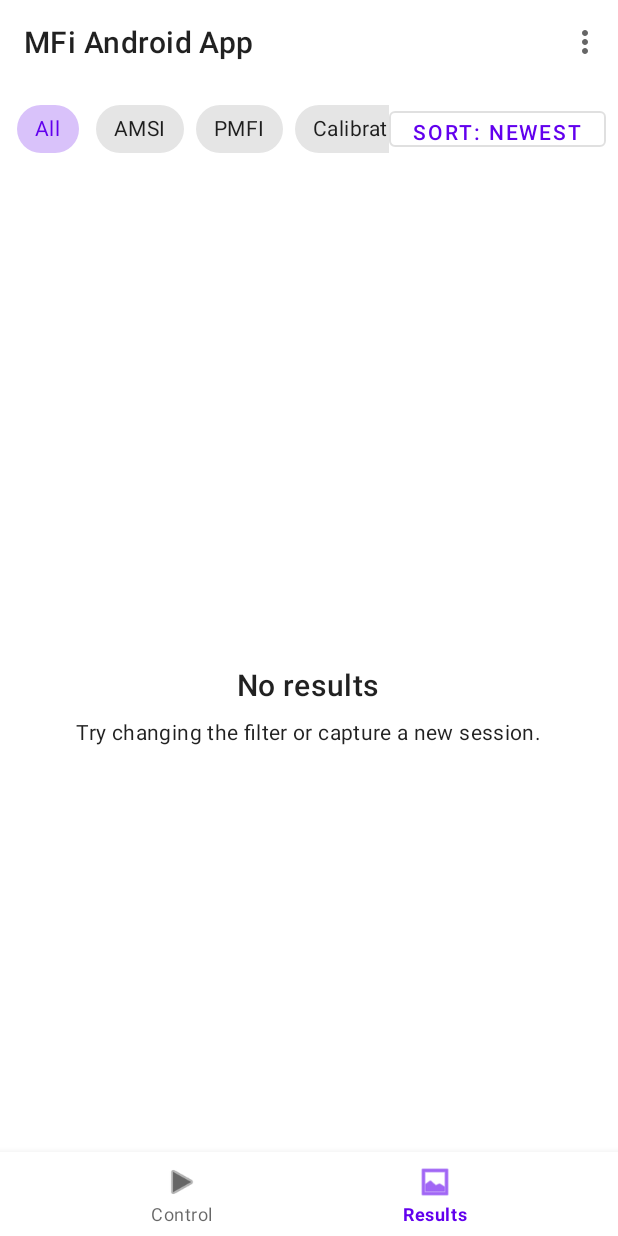
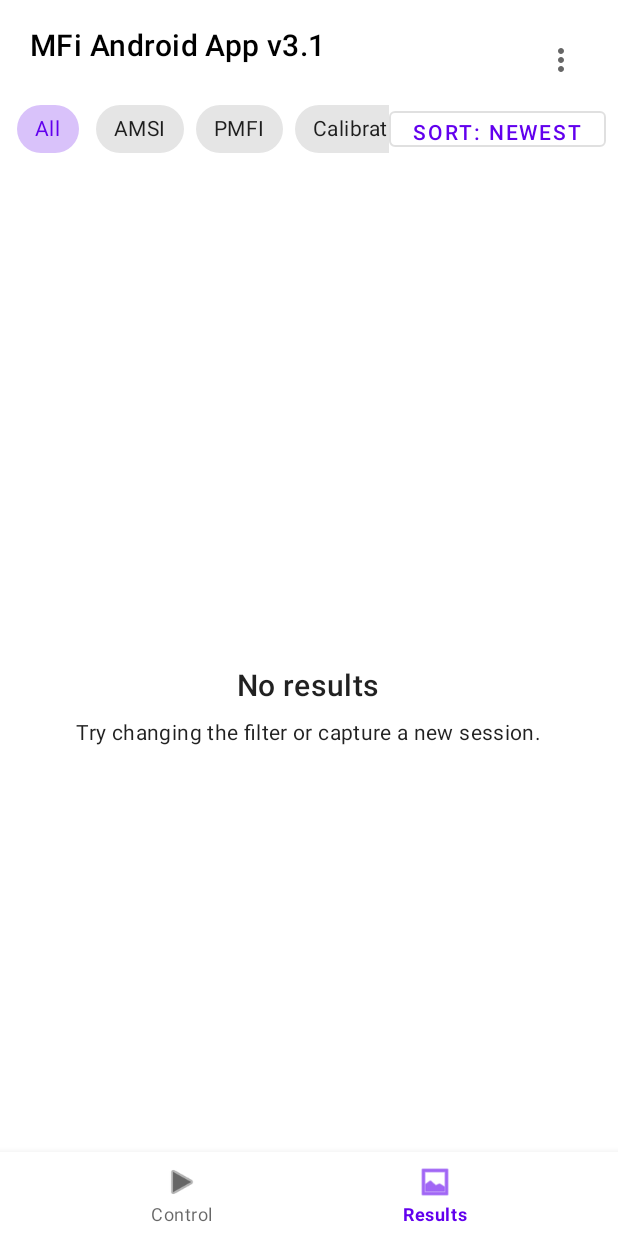
Before and after one commit to Y45E3N-A/MSI-Android-App, an Android app: the screen it shows after launch (MainActivity), item 2 of the bottom bar chosen, on a phone screen of 412 x 824 dp. Run offline under Robolectric (Android 15) with nearby library versions, the phone set to English and light mode, and no system bars; our stand-ins replace Room's generated code; libraries missing offline, so code that uses them is left out: io.socket.client; 1 statement that could not run was skipped.

Commit message:
Update code UI fixes, Long/Lat,

```diff
--- a/app/src/main/java/com/example/msiandroidapp/ui/gallery/GalleryFragment.kt
+++ b/app/src/main/java/com/example/msiandroidapp/ui/gallery/GalleryFragment.kt
@@ -11,6 +11,7 @@ import android.view.inputmethod.InputMethodManager
 import android.widget.ScrollView
 import android.widget.TextView
 import androidx.activity.OnBackPressedCallback
+import androidx.core.content.ContextCompat
 import androidx.core.content.FileProvider
 import androidx.exifinterface.media.ExifInterface
 import androidx.fragment.app.Fragment
@@ -234,7 +235,9 @@ class GalleryFragment : Fragment() {
         val menu = toolbar.menu
 
         // Title reflects mode
-        toolbar.title = if (inSelectionMode) "$selectedCount selected" else "MFi Android App"
+        toolbar.title = if (inSelectionMode) "$selectedCount selected" else "MFi Android App v3.1"
+
+
 
         // Visibility of actions in header menu
         menu.findItem(R.id.action_share_selected)?.isVisible = inSelectionMode
--- a/app/src/main/res/layout/fragment_gallery.xml
+++ b/app/src/main/res/layout/fragment_gallery.xml
@@ -7,16 +7,24 @@
     android:layout_height="match_parent"
     android:background="?android:colorBackground">
 
-    <!-- Top app bar (MaterialComponents / M2) -->
+    <!-- Top title bar styled to match Control tab header -->
     <com.google.android.material.appbar.MaterialToolbar
         android:id="@+id/gallery_toolbar"
         style="@style/Widget.MaterialComponents.Toolbar"
         android:layout_width="match_parent"
         android:layout_height="?attr/actionBarSize"
-        android:background="?attr/colorSurface"
+        android:background="@android:color/transparent"
+        android:paddingStart="16dp"
+        android:paddingEnd="16dp"
+        android:paddingTop="12dp"
+        android:paddingBottom="8dp"
+        app:title="MFi Android App v3.1"
+        app:titleTextAppearance="@style/GalleryTitleText"
+        app:titleTextColor="?attr/titleTextColor"
         app:popupTheme="@style/ThemeOverlay.MaterialComponents.Light"
-        app:title="MFi Android App"
         app:menu="@menu/menu_gallery_default" />
+
+
 
     <!-- Filter row -->
     <LinearLayout
@@ -97,7 +105,6 @@
             android:overScrollMode="always"
             android:scrollbarStyle="outsideOverlay" />
 
-
         <LinearLayout
             android:id="@+id/empty_state"
             android:layout_width="match_parent"
--- a/app/src/main/res/values-night/themes.xml
+++ b/app/src/main/res/values-night/themes.xml
@@ -1,16 +1,30 @@
+<?xml version="1.0" encoding="utf-8"?>
 <resources xmlns:tools="http://schemas.android.com/tools">
+
     <!-- Base application theme. -->
     <style name="Theme.MSIAndroidApp" parent="Theme.MaterialComponents.DayNight.NoActionBar">
         <!-- Primary brand color. -->
         <item name="colorPrimary">@color/purple_200</item>
         <item name="colorPrimaryVariant">@color/purple_700</item>
         <item name="colorOnPrimary">@color/black</item>
+
         <!-- Secondary brand color. -->
         <item name="colorSecondary">@color/teal_200</item>
         <item name="colorSecondaryVariant">@color/teal_200</item>
         <item name="colorOnSecondary">@color/black</item>
+
         <!-- Status bar color. -->
         <item name="android:statusBarColor">?attr/colorPrimaryVariant</item>
-        <!-- Customize your theme here. -->
+
+        <!-- Custom title color for DARK mode -->
+        <item name="titleTextColor">@android:color/white</item>
     </style>
+
+    <!-- Same text style, but resolves to white via titleTextColor -->
+    <style name="GalleryTitleText" parent="TextAppearance.MaterialComponents.Headline6">
+        <item name="android:textSize">20sp</item>
+        <item name="android:textColor">?attr/titleTextColor</item>
+        <item name="android:textStyle">normal</item>
+    </style>
+
 </resources>
--- /dev/null
+++ b/app/src/main/res/values/attrs.xml
@@ -0,0 +1,5 @@
+<?xml version="1.0" encoding="utf-8"?>
+<resources>
+    <!-- Custom attribute for app titles -->
+    <attr name="titleTextColor" format="color" />
+</resources>
--- a/app/src/main/res/values/strings.xml
+++ b/app/src/main/res/values/strings.xml
@@ -1,5 +1,5 @@
 <resources>
-    <string name="app_name">MFi Android App</string>
+    <string name="app_name">MFi Android App v3.1</string>
     <string name="title_home">Home</string>
     <string name="title_dashboard">Dashboard</string>
     <string name="title_notifications">Notifications</string>
--- a/app/src/main/res/values/themes.xml
+++ b/app/src/main/res/values/themes.xml
@@ -1,16 +1,30 @@
+<?xml version="1.0" encoding="utf-8"?>
 <resources xmlns:tools="http://schemas.android.com/tools">
+
     <!-- Base application theme. -->
     <style name="Theme.MSIAndroidApp" parent="Theme.MaterialComponents.DayNight.NoActionBar">
         <!-- Primary brand color. -->
         <item name="colorPrimary">@color/purple_500</item>
         <item name="colorPrimaryVariant">@color/purple_700</item>
         <item name="colorOnPrimary">@color/white</item>
+
         <!-- Secondary brand color. -->
         <item name="colorSecondary">@color/teal_200</item>
         <item name="colorSecondaryVariant">@color/teal_700</item>
         <item name="colorOnSecondary">@color/black</item>
+
         <!-- Status bar color. -->
         <item name="android:statusBarColor">?attr/colorPrimaryVariant</item>
-        <!-- Customize your theme here. -->
+
+        <!-- Custom title color for LIGHT mode -->
+        <item name="titleTextColor">@android:color/black</item>
     </style>
+
+    <!-- Toolbar / header text style used in Gallery -->
+    <style name="GalleryTitleText" parent="TextAppearance.MaterialComponents.Headline6">
+        <item name="android:textSize">20sp</item>
+        <item name="android:textColor">?attr/titleTextColor</item>
+        <item name="android:textStyle">normal</item>
+    </style>
+
 </resources>
```
Also changed, not shown: app/src/main/java/com/example/msiandroidapp/UploadServer.kt (+67 -181 lines), app/src/main/res/layout/fragment_control.xml (+7 -4 lines).
